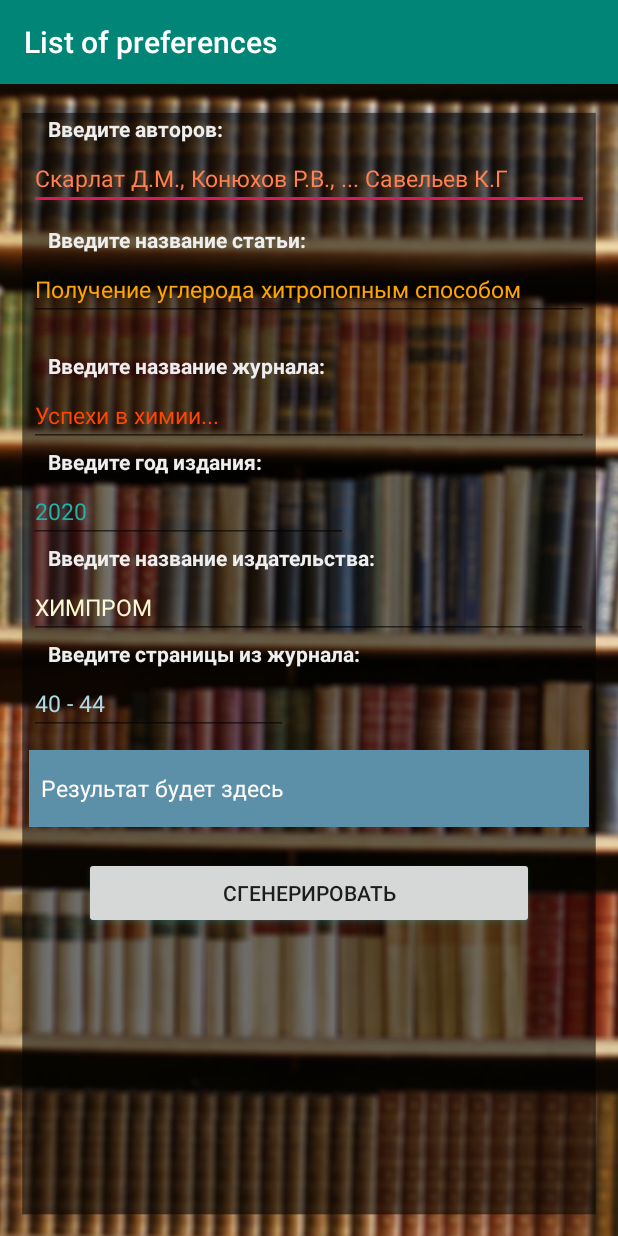
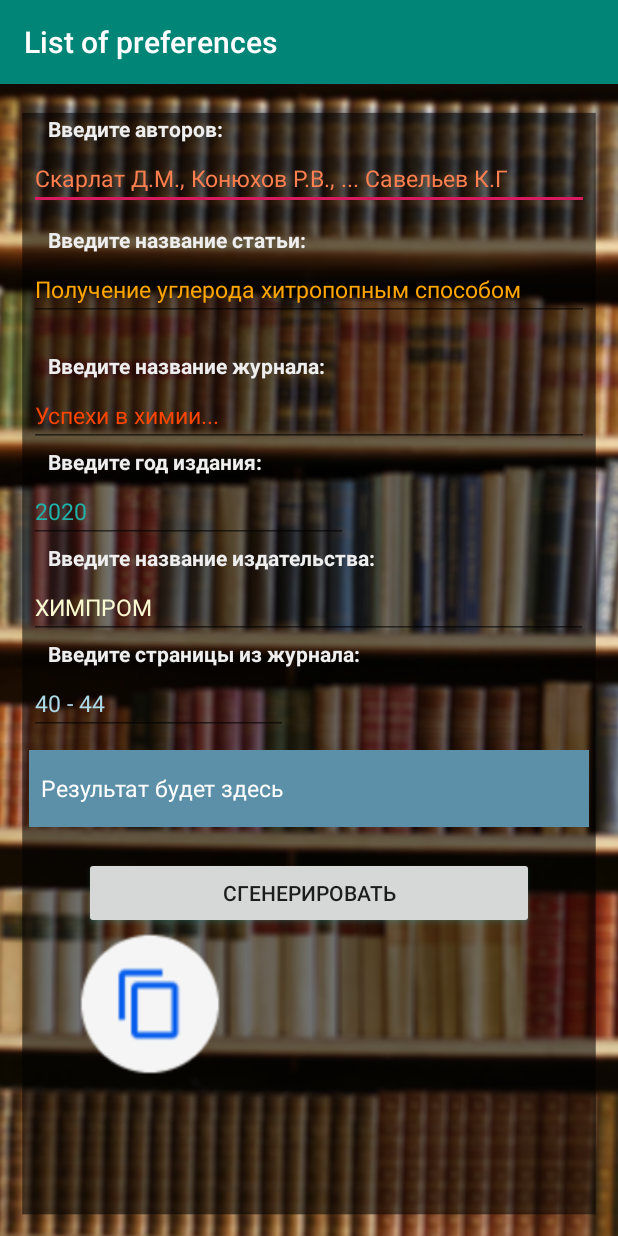
Before and after one commit to bboyzlodey/listpreferences, an Android app: the screen it shows after launch (MainActivity), on a phone screen of 412 x 824 dp. Run offline under Robolectric (Android 15) with nearby library versions, the phone set to English and light mode, and no system bars.

Commit message:
Add activity about authors and add button for copy to clipboard

```diff
--- a/app/src/main/res/layout/activity_main.xml
+++ b/app/src/main/res/layout/activity_main.xml
@@ -178,6 +178,12 @@
 		android:outlineAmbientShadowColor="@color/light_goldenrod_yellow"
 		android:outlineSpotShadowColor="@color/light_sea_green"
 		android:text="Сгенерировать" />
-
+	<Button
+		android:layout_width="100dp"
+		android:layout_height="100dp"
+		android:background="@drawable/ic_shortcut_content_copy"
+		android:layout_marginLeft="50dp"
+		android:onClick="onClick2"
+		/>
 
 </LinearLayout>
```
Also changed, not shown: app/src/main/java/denis/app/listofpreferences/MainActivity.java (+9 -0 lines), app/src/main/res/layout/activity_about.xml (added, +23 -0 lines), app/src/main/res/drawable/ic_shortcut_content_copy.png (added).
